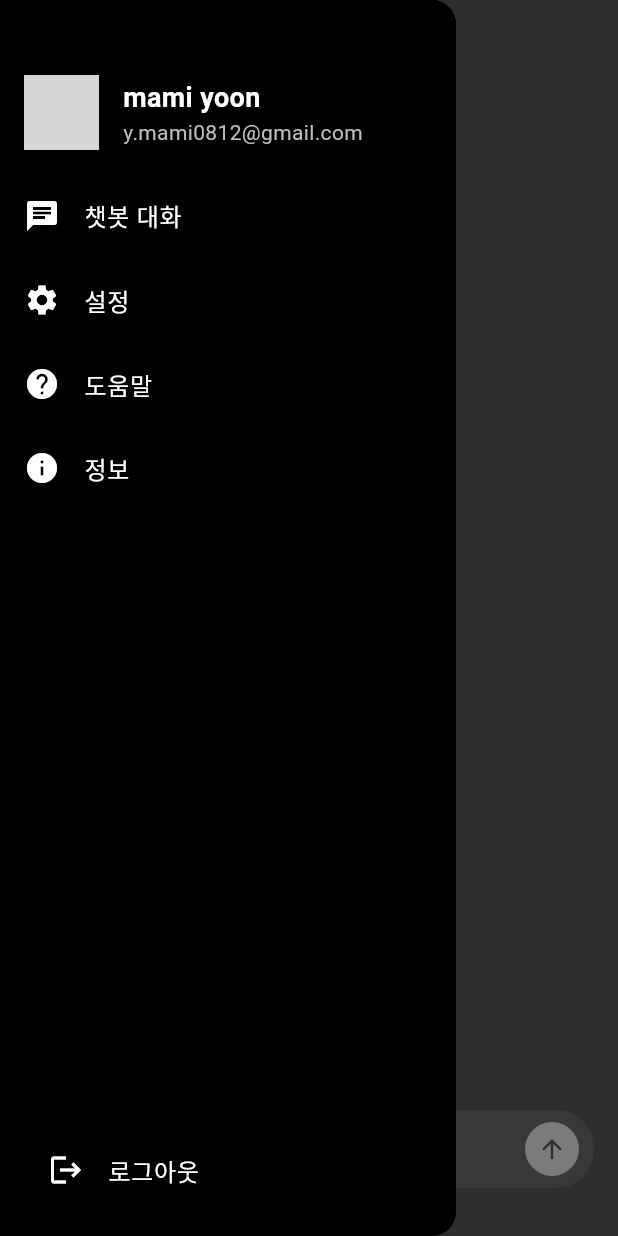
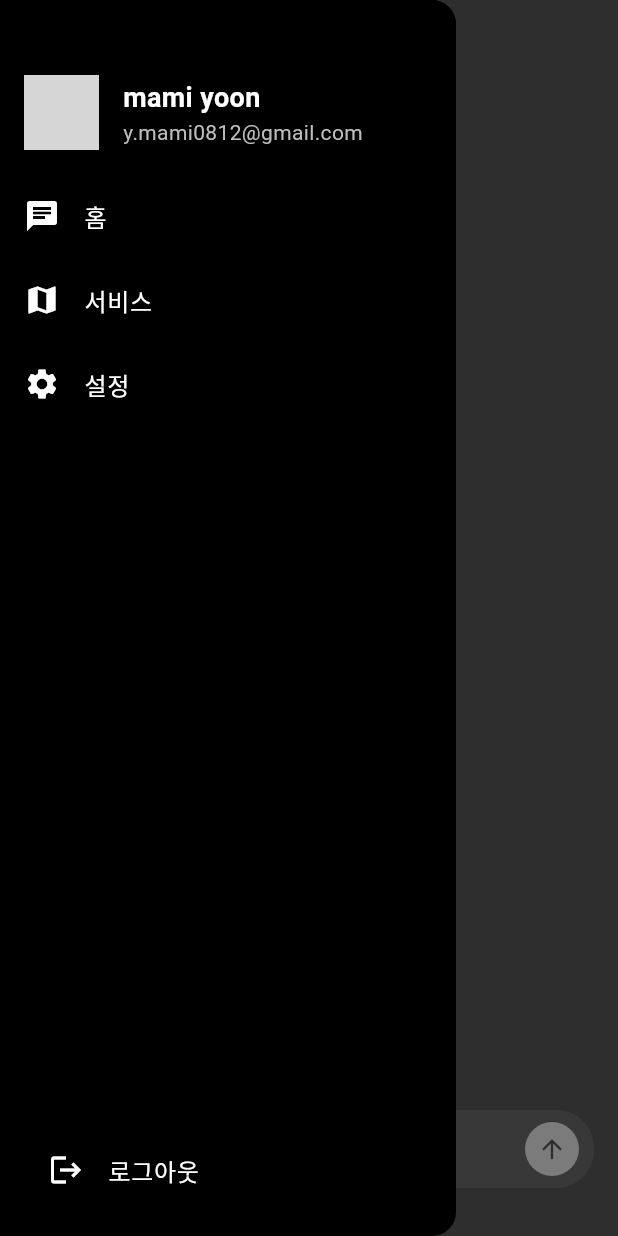
Before and after one commit to taku-mami/my_flutter_app, a Flutter app: the MainLandingPage screen opened directly, with the side drawer open, on a phone screen of 412 x 824 dp. Run offline on Flutter 3.47's test engine with Material 3 defaults, Android fonts, the phone set to English and light mode, and no system bars; our stand-ins replace dio, firebase_auth, firebase_core, flutter_svg, google_sign_in; accounts and stored records are empty; network calls fail; grey boxes are pictures that could not be loaded.

Commit message:
Update drawer menu items in MainLandingPage to reflect new titles and improve navigation. Change '챗봇 대화' to '홈' and '도움말' to '서비스' for better clarity. Maintain existing functionality for menu interactions.

```diff
--- a/lib/main_landing_page.dart
+++ b/lib/main_landing_page.dart
@@ -111,7 +111,15 @@ class _MainLandingPageState extends State<MainLandingPage> {
               children: [
                 _buildDrawerItem(
                   icon: Icons.chat,
-                  title: '챗봇 대화',
+                  title: '홈',
+                  onTap: () {
+                    Navigator.pop(context); // 드로어 닫기
+                    print('챗봇 대화 메뉴 클릭');
+                  },
+                ),
+                _buildDrawerItem(
+                  icon: Icons.map,
+                  title: '서비스',
                   onTap: () {
                     Navigator.pop(context); // 드로어 닫기
                     print('챗봇 대화 메뉴 클릭');
@@ -123,22 +131,6 @@ class _MainLandingPageState extends State<MainLandingPage> {
                   onTap: () {
                     Navigator.pop(context); // 드로어 닫기
                     print('설정 메뉴 클릭');
-                  },
-                ),
-                _buildDrawerItem(
-                  icon: Icons.help,
-                  title: '도움말',
-                  onTap: () {
-                    Navigator.pop(context); // 드로어 닫기
-                    print('도움말 메뉴 클릭');
-                  },
-                ),
-                _buildDrawerItem(
-                  icon: Icons.info,
-                  title: '정보',
-                  onTap: () {
-                    Navigator.pop(context); // 드로어 닫기
-                    print('정보 메뉴 클릭');
                   },
                 ),
               ],
```
